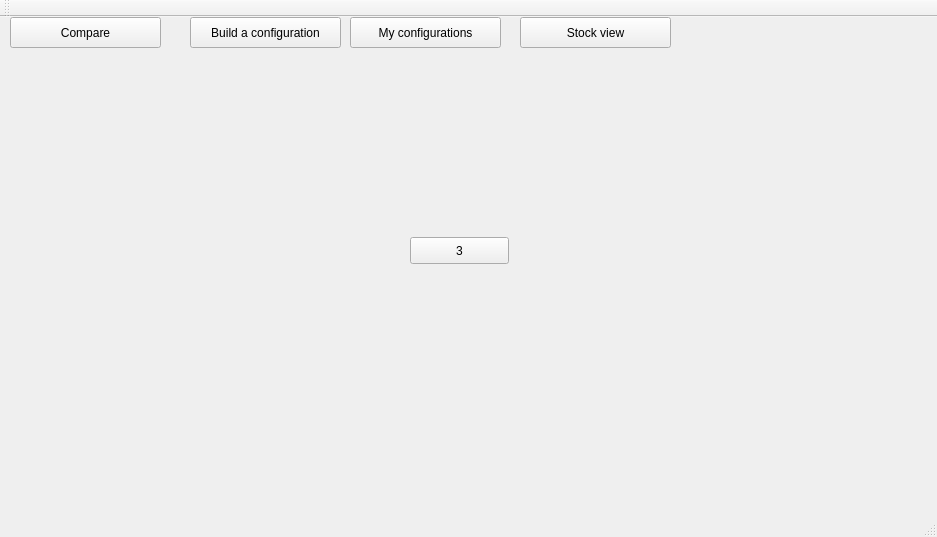
First picture: the form in mainwindow.ui, repository uAnthony/CursUbuntu, before the edit.
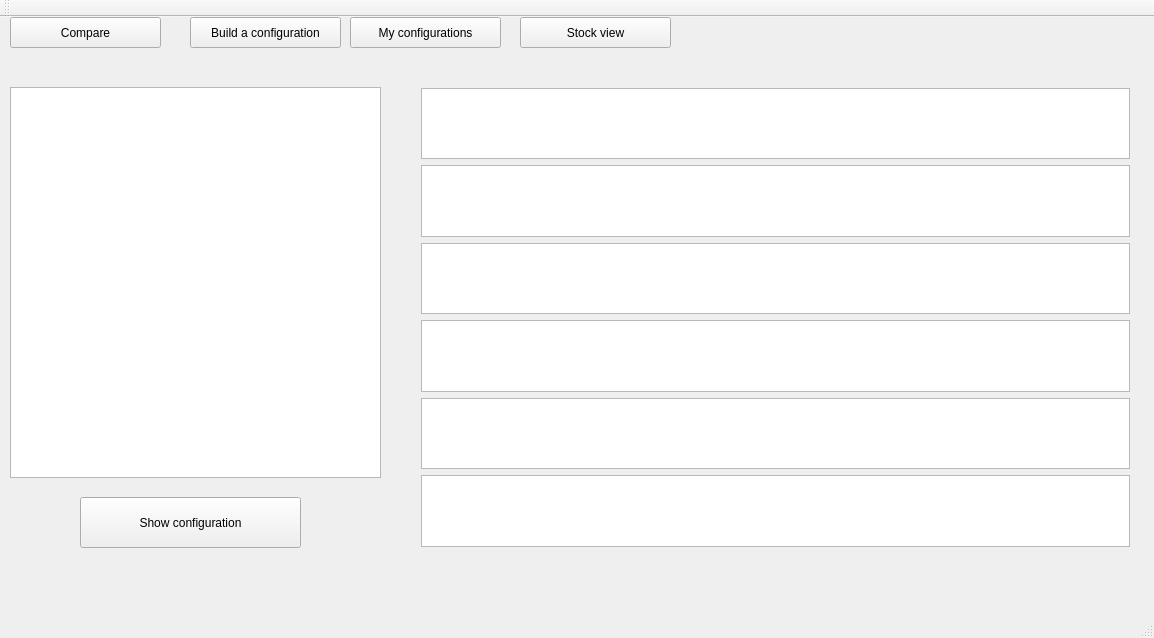
Second picture: the form after the edit. The open tabs and pages were chosen to show the change.

Commit message: sets view

```diff
--- a/mainwindow.ui
+++ b/mainwindow.ui
@@ -6,8 +6,8 @@
    <rect>
     <x>0</x>
     <y>0</y>
-    <width>937</width>
-    <height>537</height>
+    <width>1154</width>
+    <height>638</height>
    </rect>
   </property>
   <property name="windowTitle">
@@ -98,8 +98,8 @@
      <rect>
       <x>0</x>
       <y>50</y>
-      <width>921</width>
-      <height>421</height>
+      <width>1141</width>
+      <height>511</height>
      </rect>
     </property>
     <widget class="QWidget" name="firstPageWidget">
@@ -244,18 +244,58 @@
      </widget>
     </widget>
     <widget class="QWidget" name="thirdPageWidget">
-     <widget class="QPushButton" name="pushButton_6">
+     <widget class="QPushButton" name="button_show_set">
+      <property name="geometry">
+       <rect>
+        <x>80</x>
+        <y>430</y>
+        <width>221</width>
+        <height>51</height>
+       </rect>
+      </property>
+      <property name="text">
+       <string>Show configuration</string>
+      </property>
+     </widget>
+     <widget class="QTableView" name="MySets">
+      <property name="geometry">
+       <rect>
+        <x>10</x>
+        <y>20</y>
+        <width>371</width>
+        <height>391</height>
+       </rect>
+      </property>
+     </widget>
+     <widget class="QWidget" name="verticalLayoutWidget_4">
       <property name="geometry">
        <rect>
         <x>410</x>
-        <y>170</y>
-        <width>99</width>
-        <height>27</height>
+        <y>10</y>
+        <width>731</width>
+        <height>481</height>
        </rect>
       </property>
-      <property name="text">
-       <string>3</string>
-      </property>
+      <layout class="QVBoxLayout" name="verticalLayout_4">
+       <item>
+        <widget class="QTableView" name="set_CPU"/>
+       </item>
+       <item>
+        <widget class="QTableView" name="set_Card"/>
+       </item>
+       <item>
+        <widget class="QTableView" name="set_Motherboard"/>
+       </item>
+       <item>
+        <widget class="QTableView" name="set_Memory"/>
+       </item>
+       <item>
+        <widget class="QTableView" name="set_Ram"/>
+       </item>
+       <item>
+        <widget class="QTableView" name="set_Power_suppy"/>
+       </item>
+      </layout>
      </widget>
     </widget>
     <widget class="QWidget" name="fourthPageWidget">
```
Left out of the diff: 31 changed lines with no effect on the pictures. The commit also changes 9 other files.
